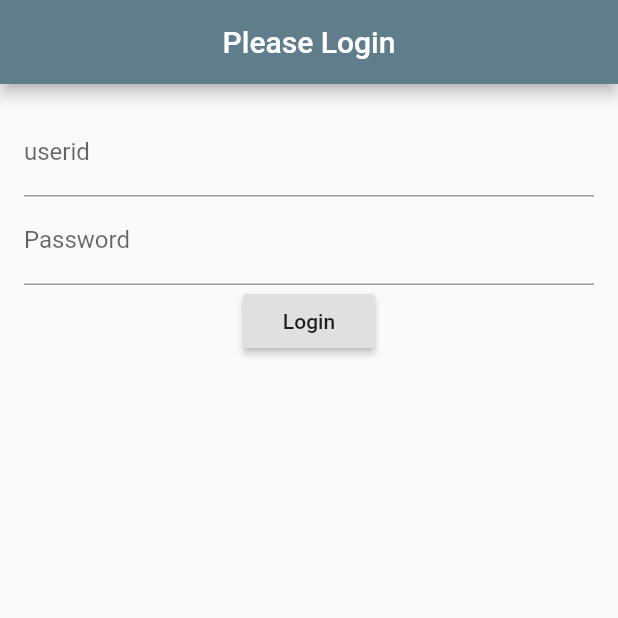
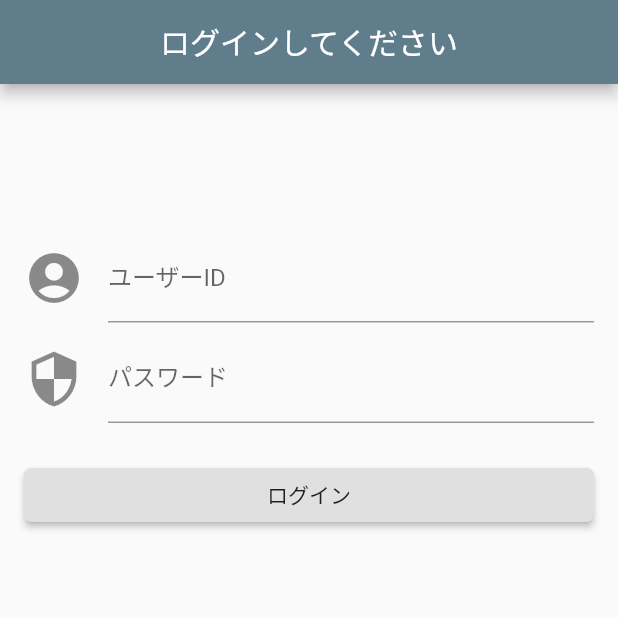
Before and after one commit to yisikawa/MyLocation, a Flutter app: the screen it shows after launch, on a phone screen of 412 x 824 dp, the top half of it. Run offline on Flutter 3.47's test engine with Material 2 defaults, Android fonts, the phone set to English and light mode, and no system bars; our stand-ins replace flutter_map, latlong.

Commit message:
update 202103

```diff
--- a/lib/globals.dart
+++ b/lib/globals.dart
@@ -1,3 +1,5 @@
 library geko.globals;
 
 String authToken = '';
+String targetUrl = 'http://10.0.2.2:10080/';
+//String targetUrl = 'https://tokogeko.net/';
--- /dev/null
+++ b/lib/login_page.dart
@@ -0,0 +1,109 @@
+import 'package:flutter/cupertino.dart';
+import 'package:flutter/material.dart';
+import 'package:flutter_log/map_page.dart';
+import 'package:http/http.dart' as http;
+import 'globals.dart' as globals;
+
+class LoginPage extends StatefulWidget {
+  static const id = 'login_page';
+  @override
+  State<StatefulWidget> createState() => new _LoginPageState();
+}
+
+class _LoginPageState extends State<LoginPage> {
+  final TextEditingController _useridFilter = new TextEditingController();
+  final TextEditingController _passwordFilter = new TextEditingController();
+  String _userid = "";
+  String _password = "";
+
+  _LoginPageState() {
+    _useridFilter.addListener(_useridListen);
+    _passwordFilter.addListener(_passwordListen);
+  }
+
+  void _useridListen() {
+    if (_useridFilter.text.isEmpty) {
+      _userid = "";
+    } else {
+      _userid = _useridFilter.text;
+    }
+  }
+
+  void _passwordListen() {
+    if (_passwordFilter.text.isEmpty) {
+      _password = "";
+    } else {
+      _password = _passwordFilter.text;
+    }
+  }
+
+  Future<void> _loginPressed() async {
+    final res = await http.post(globals.targetUrl + 'api/login',
+        body: {'userid': _userid, 'password': _password});
+    globals.authToken = res.headers['authorization'];
+    setState(() {
+      if (globals.authToken != null) {
+        print(globals.authToken);
+        Navigator.of(context).pushNamed(MapPage.id);
+      } else {
+        print('can not login!');
+      }
+    });
+  }
+
+  @override
+  Widget build(BuildContext context) {
+    return Scaffold(
+      appBar: AppBar(
+        title: Text("ログインしてください"),
+        centerTitle: true,
+      ),
+      body: Container(
+        padding: EdgeInsets.fromLTRB(16.0, 100.0, 16.0, 0.0),
+        child: Column(
+          crossAxisAlignment: CrossAxisAlignment.stretch,
+          children: <Widget>[
+            TextField(
+              controller: _useridFilter,
+              decoration: InputDecoration(
+                  labelText: 'ユーザーID',
+                  hintText: 'enter user ID',
+                  icon: Icon(
+                    Icons.account_circle,
+                    size: 40.0,
+                  )),
+            ),
+            SizedBox(
+              height: 8.0,
+            ),
+            TextField(
+              controller: _passwordFilter,
+              decoration: InputDecoration(
+                  labelText: 'パスワード',
+                  hintText: 'enter password',
+                  icon: Icon(
+                    Icons.security,
+                    size: 40.0,
+                  )),
+              obscureText: true,
+            ),
+            SizedBox(
+              height: 24.0,
+            ),
+            RaisedButton(
+              shape: RoundedRectangleBorder(
+                borderRadius: BorderRadius.all(
+                  Radius.circular(5.0),
+                ),
+              ),
+              child: Text(
+                'ログイン',
+              ),
+              onPressed: _loginPressed,
+            ),
+          ],
+        ),
+      ),
+    );
+  }
+}
--- a/lib/main.dart
+++ b/lib/main.dart
@@ -1,7 +1,6 @@
 import 'package:flutter/material.dart';
-import 'package:http/http.dart' as http;
+import 'login_page.dart';
 import 'map_page.dart';
-import 'globals.dart' as globals;
 
 void main() {
   runApp(new MyApp());
@@ -10,113 +9,13 @@ void main() {
 class MyApp extends StatelessWidget {
   @override
   Widget build(BuildContext context) {
-    return new MaterialApp(
+    return MaterialApp(
         title: 'Flutter Simple Login Demo',
-        theme: new ThemeData(primarySwatch: Colors.blueGrey),
-        home: new LoginPage(),
+        theme: ThemeData(primarySwatch: Colors.blueGrey),
+        initialRoute: LoginPage.id,
         routes: <String, WidgetBuilder>{
-          '/map': (BuildContext context) => new MapPage(title: 'Map Page'),
+          LoginPage.id: (BuildContext context) => LoginPage(),
+          MapPage.id: (BuildContext context) => MapPage(title: 'Map Page'),
         });
   }
 }
-
-class LoginPage extends StatefulWidget {
-  @override
-  State<StatefulWidget> createState() => new _LoginPageState();
-}
-
-class _LoginPageState extends State<LoginPage> {
-  final TextEditingController _useridFilter = new TextEditingController();
-  final TextEditingController _passwordFilter = new TextEditingController();
-  String _userid = "";
-  String _password = "";
-
-  _LoginPageState() {
-    _useridFilter.addListener(_useridListen);
-    _passwordFilter.addListener(_passwordListen);
-  }
-
-  void _useridListen() {
-    if (_useridFilter.text.isEmpty) {
-      _userid = "";
-    } else {
-      _userid = _useridFilter.text;
-    }
-  }
-
-  void _passwordListen() {
-    if (_passwordFilter.text.isEmpty) {
-      _password = "";
-    } else {
-      _password = _passwordFilter.text;
-    }
-  }
-
-  @override
-  Widget build(BuildContext context) {
-    return new Scaffold(
-      appBar: _buildBar(context),
-      body: new Container(
-        padding: EdgeInsets.all(16.0),
-        child: new Column(
-          children: <Widget>[
-            _buildTextFields(),
-            _buildButtons(),
-          ],
-        ),
-      ),
-    );
-  }
-
-  Widget _buildBar(BuildContext context) {
-    return new AppBar(
-      title: new Text("Please Login"),
-      centerTitle: true,
-    );
-  }
-
-  Widget _buildTextFields() {
-    return new Container(
-      child: new Column(
-        children: <Widget>[
-          new Container(
-            child: new TextField(
-              controller: _useridFilter,
-              decoration: new InputDecoration(labelText: 'userid'),
-            ),
-          ),
-          new Container(
-            child: new TextField(
-              controller: _passwordFilter,
-              decoration: new InputDecoration(labelText: 'Password'),
-              obscureText: true,
-            ),
-          )
-        ],
-      ),
-    );
-  }
-
-  Widget _buildButtons() {
-    return new Container(
-      child: new Column(
-        children: <Widget>[
-          new RaisedButton(
-            child: new Text('Login'),
-            onPressed: _loginPressed,
-          ),
-        ],
-      ),
-    );
-  }
-
-  Future<void> _loginPressed() async {
-    final res = await http.post('https://tokogeko.net/api/login',
-        body: {'userid': _userid, 'password': _password});
-    setState(() {
-      globals.authToken = res.headers['authorization'];
-//      print(globals.authToken);
-      Navigator.of(context).pushNamed('/map');
-    });
-  }
-}
--- a/lib/map_page.dart
+++ b/lib/map_page.dart
@@ -6,6 +6,7 @@ import 'dart:io';
 import 'globals.dart' as globals;
 
 class MapPage extends StatefulWidget {
+  static const id = 'map_page';
 // コンストラクト
   MapPage({Key key, this.title}) : super(key: key);
 
```
Also changed, not shown: 2 other files.
